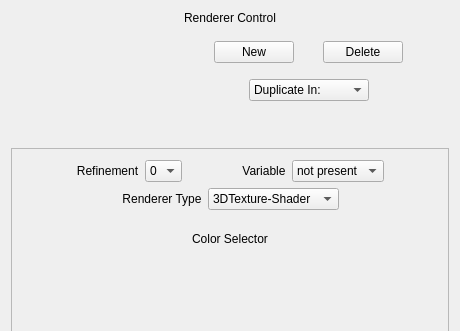
Qt form apps/vaporgui/guis/ui/dvr.ui (yyr/vapor) before a commit; both pictures show x 0 to 460 and y 0 to 331 of the 460 by 969 pixel window.
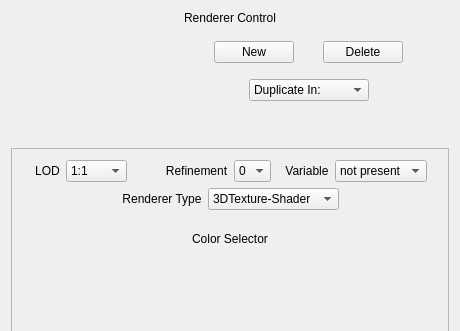
The same form after that commit. Custom widgets are drawn as their Qt base class.

Commit message: Added LOD selector to tabs

```diff
--- a/apps/vaporgui/guis/ui/dvr.ui
+++ b/apps/vaporgui/guis/ui/dvr.ui
@@ -261,6 +261,43 @@
               </property>
              </spacer>
             </item>
+            <item>
+             <widget class="QLabel" name="label">
+              <property name="text">
+               <string>LOD</string>
+              </property>
+              <property name="alignment">
+               <set>Qt::AlignCenter</set>
+              </property>
+             </widget>
+            </item>
+            <item>
+             <widget class="QComboBox" name="lodCombo">
+              <item>
+               <property name="text">
+                <string>1:1</string>
+               </property>
+              </item>
+              <item>
+               <property name="text">
+                <string>100:1</string>
+               </property>
+              </item>
+             </widget>
+            </item>
+            <item>
+             <spacer name="horizontalSpacer">
+              <property name="orientation">
+               <enum>Qt::Horizontal</enum>
+              </property>
+              <property name="sizeHint" stdset="0">
+               <size>
+                <width>40</width>
+                <height>20</height>
+               </size>
+              </property>
+             </spacer>
+            </item>
             <item>
              <widget class="QLabel" name="textLabel1_9">
               <property name="text">
@@ -390,7 +427,7 @@
               </property>
               <property name="sizeHint" stdset="0">
                <size>
-                <width>48</width>
+                <width>18</width>
                 <height>21</height>
                </size>
               </property>
```
The commit also changes 5 other files.
